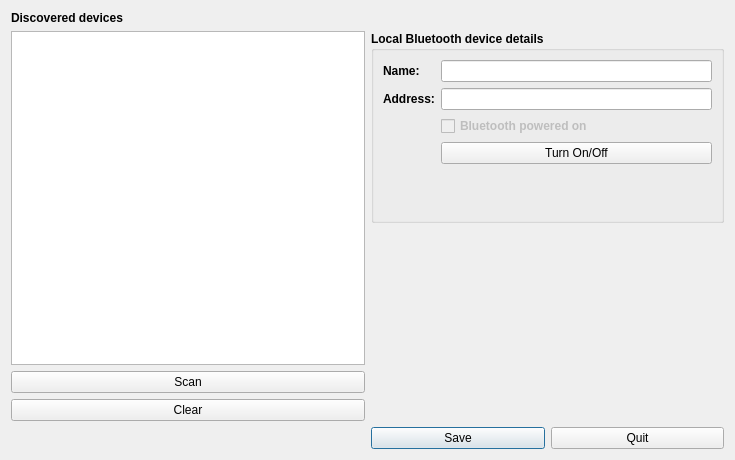
Above: qt-ui/btdeviceselectiondialog.ui from subsurface/subsurface before the change. Below: the same form after it.
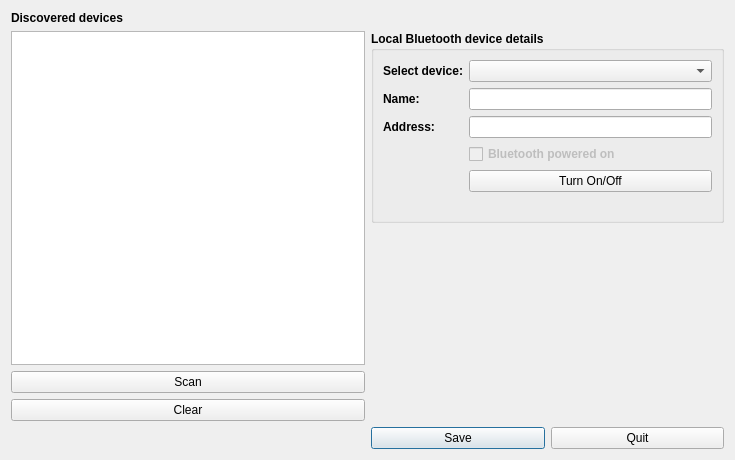
That is the form after the change.

Commit message:
Add combobox for Bluetooth local device selection
Add a combobox which can be used to list/select the available
local Bluetooth devices. In this way, if a user has more
than one local Bluetooth devices (integrated, dongles, etc.)
he can choose which one he wants to use.

Before this patch, only the default local Bluetooth device
could be used.

The edit to the form file:
```diff
--- a/qt-ui/btdeviceselectiondialog.ui
+++ b/qt-ui/btdeviceselectiondialog.ui
@@ -122,35 +122,35 @@
       <bool>false</bool>
      </property>
      <layout class="QFormLayout" name="formLayout_2">
-      <item row="0" column="0">
+      <item row="2" column="0">
        <widget class="QLabel" name="deviceNameLable">
         <property name="text">
          <string>Name: </string>
         </property>
        </widget>
       </item>
-      <item row="0" column="1">
+      <item row="2" column="1">
        <widget class="QLineEdit" name="deviceName">
         <property name="readOnly">
          <bool>true</bool>
         </property>
        </widget>
       </item>
-      <item row="1" column="0">
+      <item row="3" column="0">
        <widget class="QLabel" name="deviceAddressLable">
         <property name="text">
          <string>Address:</string>
         </property>
        </widget>
       </item>
-      <item row="1" column="1">
+      <item row="3" column="1">
        <widget class="QLineEdit" name="deviceAddress">
         <property name="readOnly">
          <bool>true</bool>
         </property>
        </widget>
       </item>
-      <item row="2" column="1">
+      <item row="4" column="1">
        <widget class="QCheckBox" name="deviceState">
         <property name="enabled">
          <bool>false</bool>
@@ -175,7 +175,7 @@
         </property>
        </widget>
       </item>
-      <item row="3" column="1">
+      <item row="5" column="1">
        <widget class="QPushButton" name="changeDeviceState">
         <property name="sizePolicy">
          <sizepolicy hsizetype="Expanding" vsizetype="Minimum">
@@ -194,6 +194,16 @@
         </property>
        </widget>
       </item>
+      <item row="1" column="1">
+       <widget class="QComboBox" name="localSelectedDevice"/>
+      </item>
+      <item row="1" column="0">
+       <widget class="QLabel" name="selectDeviceLable">
+        <property name="text">
+         <string>Select device:</string>
+        </property>
+       </widget>
+      </item>
      </layout>
     </widget>
    </item>
```
The commit also changes 2 other files.
